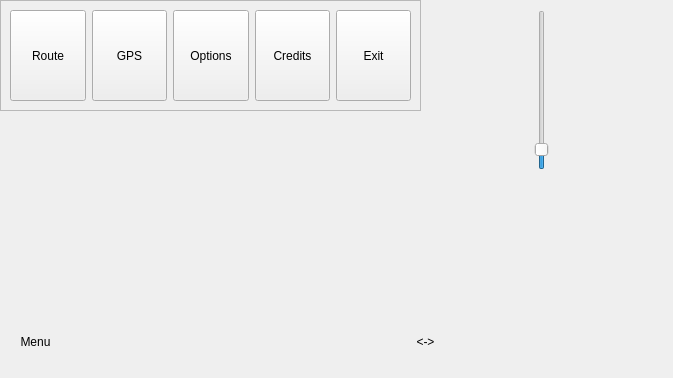
This is Pilocik/navigationwindow.ui in dotevo/Pilocik as Qt 5 draws it before an edit. The edited form follows.
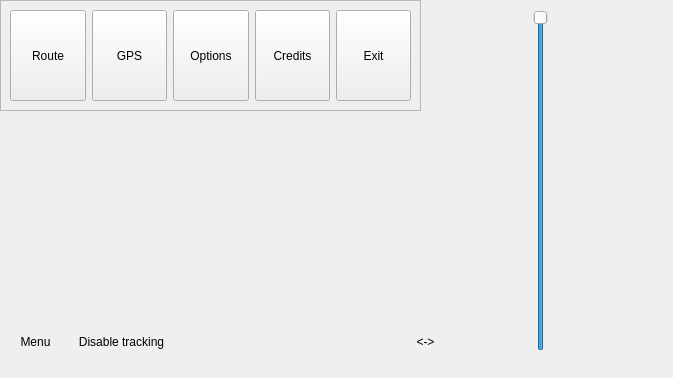
This is the edited form. Custom widgets are drawn as their Qt base class.

Commit message: !Rebuild project and set map paths in mapoptions interface after first run! Implemented rendering partitioning algorithm results, switch to start/stop position tracking, settings moved to external XML file.

Patch:
```diff
--- a/Pilocik/navigationwindow.ui
+++ b/Pilocik/navigationwindow.ui
@@ -397,15 +397,15 @@
       <rect>
        <x>530</x>
        <y>10</y>
-       <width>24</width>
-       <height>160</height>
+       <width>21</width>
+       <height>341</height>
       </rect>
      </property>
      <property name="minimum">
-      <number>1000</number>
+      <number>10</number>
      </property>
      <property name="maximum">
-      <number>100000</number>
+      <number>10000</number>
      </property>
      <property name="singleStep">
       <number>1000</number>
@@ -417,6 +417,28 @@
       <enum>Qt::Vertical</enum>
      </property>
     </widget>
+    <widget class="QPushButton" name="trackingButton">
+     <property name="geometry">
+      <rect>
+       <x>76</x>
+       <y>330</y>
+       <width>91</width>
+       <height>23</height>
+      </rect>
+     </property>
+     <property name="styleSheet">
+      <string notr="true">#trackingButton{
+border-top-left-radius: 10px;
+border-bottom-left-radius: 0px;
+border-bottom-right-radius: 0px;
+border-top-right-radius: 10px;
+}
+</string>
+     </property>
+     <property name="text">
+      <string>Disable tracking</string>
+     </property>
+    </widget>
    </widget>
    <zorder>sliderButton</zorder>
    <zorder>menuPanel</zorder>
```
Left out of the diff: 2 changed lines with no effect on the pictures. The commit also changes 14 other files.
